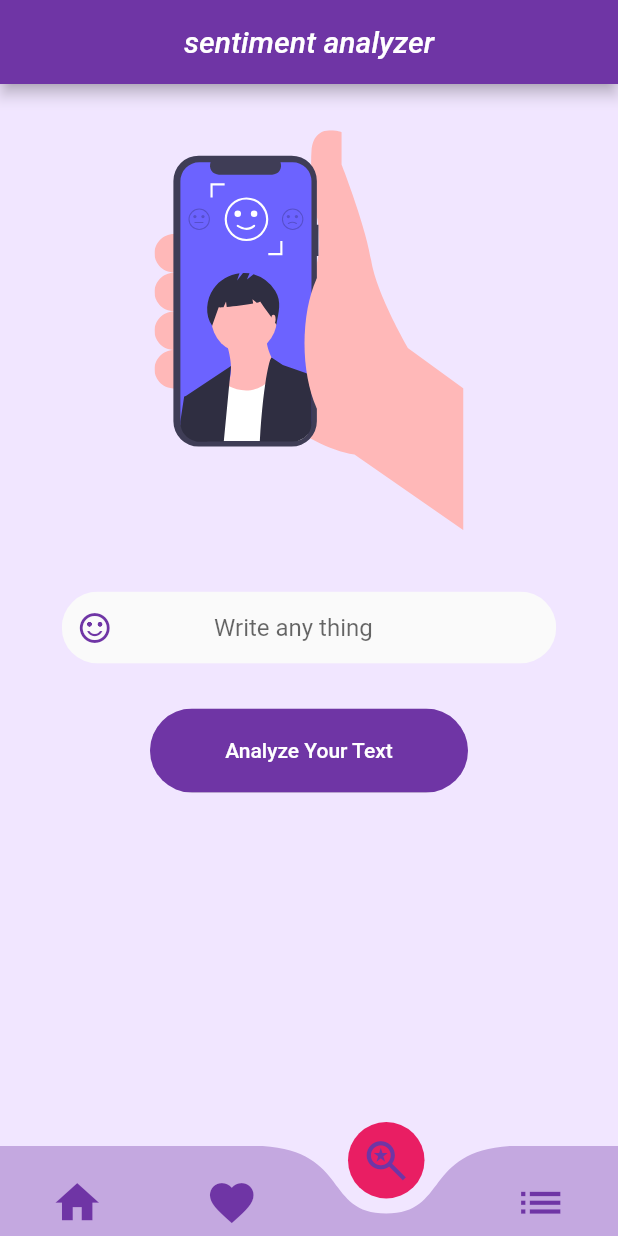
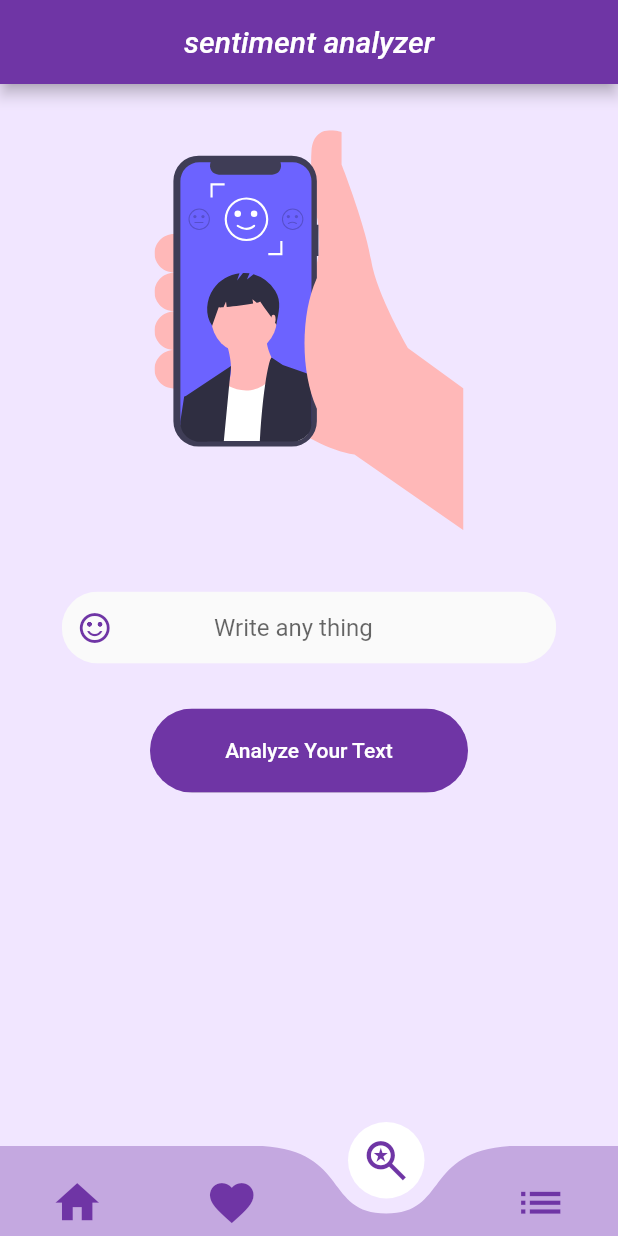
Before and after one commit to jemy149/Text_Analyzer, a Flutter app: the screen it shows once a user with an empty profile is signed in, item 3 of the bottom bar chosen, on a phone screen of 412 x 824 dp. Run offline on Flutter 3.47's test engine with Material 2 defaults, Android fonts, the phone set to English and light mode, and no system bars; drawn by our look-alikes of curved_navigation_bar; our stand-ins replace carousel_slider, firebase_auth, firebase_core, flutter_svg, font_awesome_flutter; accounts and stored records are empty; network calls fail.

Commit message:
lets go0000

```diff
--- a/lib/modules/home.dart
+++ b/lib/modules/home.dart
@@ -28,7 +28,7 @@ class _HomeState extends State<Home> {
         color: kPrimaryColor.withOpacity(0.35),
         backgroundColor: kPrimaryLightColor,
         key: _bottomNavigationKey,
-        buttonBackgroundColor: Colors.pink,
+        buttonBackgroundColor: Colors.white,
         height: 60,
         // ignore: prefer_const_literals_to_create_immutables
         items: <Widget>[
```
